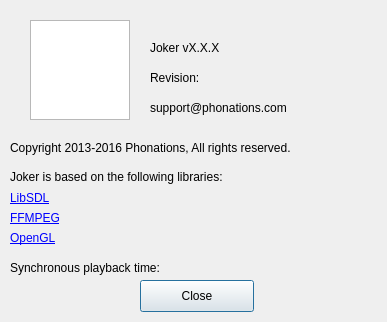
Above: app/Joker/AboutDialog.ui from JokerSync/Joker before the change. Below: the same form after it.
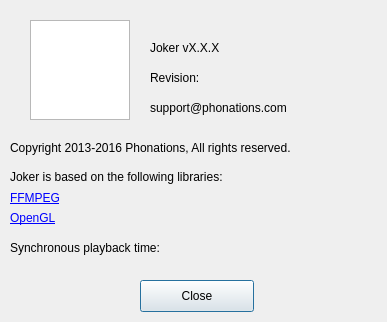
That is the form after the change.

Diff of the .ui file:
```diff
--- a/app/Joker/AboutDialog.ui
+++ b/app/Joker/AboutDialog.ui
@@ -124,27 +124,11 @@
     <set>Qt::AlignLeading|Qt::AlignLeft|Qt::AlignTop</set>
    </property>
   </widget>
-  <widget class="QLabel" name="labelSDL">
-   <property name="geometry">
-    <rect>
-     <x>10</x>
-     <y>190</y>
-     <width>341</width>
-     <height>16</height>
-    </rect>
-   </property>
-   <property name="text">
-    <string notr="true">&lt;a href=&quot;http://www.libsdl.org&quot;&gt;LibSDL&lt;/a&gt;</string>
-   </property>
-   <property name="openExternalLinks">
-    <bool>true</bool>
-   </property>
-  </widget>
   <widget class="QLabel" name="labelOpenGL">
    <property name="geometry">
     <rect>
      <x>10</x>
-     <y>230</y>
+     <y>210</y>
      <width>341</width>
      <height>16</height>
     </rect>
@@ -160,7 +144,7 @@
    <property name="geometry">
     <rect>
      <x>10</x>
-     <y>210</y>
+     <y>190</y>
      <width>341</width>
      <height>16</height>
     </rect>
@@ -192,7 +176,7 @@
    <property name="geometry">
     <rect>
      <x>10</x>
-     <y>260</y>
+     <y>240</y>
      <width>341</width>
      <height>16</height>
     </rect>
```
